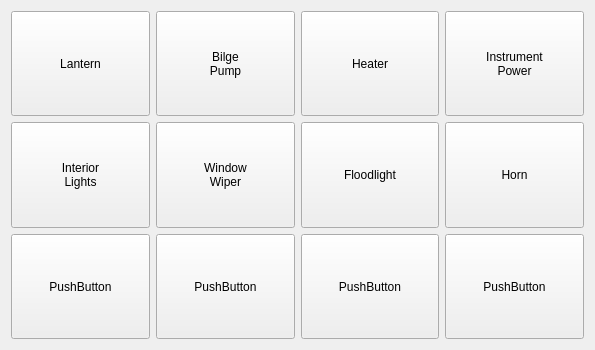
Above: WDguiBoat/WDguiBoat/hmi/instrumentform.ui from geirwanvik/WDrov before the change. Below: the same form after it.
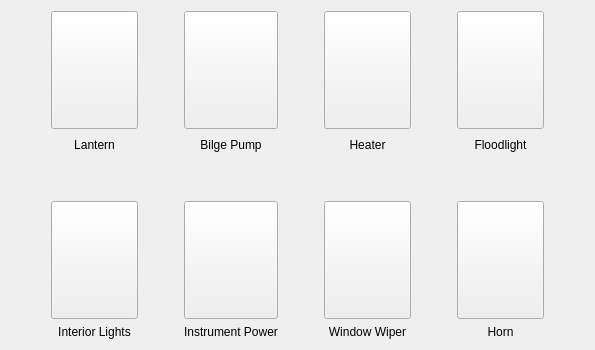
That is the form after the change.

Commit message: Changed button panel and removed toolbar

Diff of the .ui file:
```diff
--- a/WDguiBoat/WDguiBoat/hmi/instrumentform.ui
+++ b/WDguiBoat/WDguiBoat/hmi/instrumentform.ui
@@ -14,9 +14,41 @@
    <string>Form</string>
   </property>
   <layout class="QGridLayout" name="gridLayout">
-   <item row="2" column="4">
-    <widget class="QPushButton" name="pushButton_6">
+   <item row="2" column="7">
+    <widget class="QLabel" name="label_4">
      <property name="sizePolicy">
+      <sizepolicy hsizetype="Preferred" vsizetype="Fixed">
+       <horstretch>0</horstretch>
+       <verstretch>0</verstretch>
+      </sizepolicy>
+     </property>
+     <property name="text">
+      <string>Floodlight</string>
+     </property>
+     <property name="alignment">
+      <set>Qt::AlignHCenter|Qt::AlignTop</set>
+     </property>
+    </widget>
+   </item>
+   <item row="0" column="2">
+    <spacer name="horizontalSpacer">
+     <property name="orientation">
+      <enum>Qt::Horizontal</enum>
+     </property>
+     <property name="sizeType">
+      <enum>QSizePolicy::Preferred</enum>
+     </property>
+     <property name="sizeHint" stdset="0">
+      <size>
+       <width>40</width>
+       <height>20</height>
+      </size>
+     </property>
+    </spacer>
+   </item>
+   <item row="4" column="5">
+    <widget class="QPushButton" name="pushButtonWindowWiper">
+     <property name="sizePolicy">
       <sizepolicy hsizetype="Preferred" vsizetype="Preferred">
        <horstretch>0</horstretch>
        <verstretch>0</verstretch>
@@ -26,17 +58,173 @@
       <enum>Qt::NoFocus</enum>
      </property>
      <property name="text">
-      <string>PushButton</string>
+      <string/>
      </property>
+     <property name="checkable">
+      <bool>true</bool>
+     </property>
+     <property name="checked">
+      <bool>false</bool>
+     </property>
      <property name="default">
       <bool>false</bool>
+     </property>
+     <property name="flat">
+      <bool>false</bool>
+     </property>
+    </widget>
+   </item>
+   <item row="0" column="6">
+    <spacer name="horizontalSpacer_3">
+     <property name="orientation">
+      <enum>Qt::Horizontal</enum>
+     </property>
+     <property name="sizeType">
+      <enum>QSizePolicy::Preferred</enum>
+     </property>
+     <property name="sizeHint" stdset="0">
+      <size>
+       <width>40</width>
+       <height>20</height>
+      </size>
+     </property>
+    </spacer>
+   </item>
+   <item row="2" column="0">
+    <spacer name="horizontalSpacer_5">
+     <property name="orientation">
+      <enum>Qt::Horizontal</enum>
+     </property>
+     <property name="sizeType">
+      <enum>QSizePolicy::Preferred</enum>
+     </property>
+     <property name="sizeHint" stdset="0">
+      <size>
+       <width>40</width>
+       <height>20</height>
+      </size>
+     </property>
+    </spacer>
+   </item>
+   <item row="0" column="4">
+    <spacer name="horizontalSpacer_2">
+     <property name="orientation">
+      <enum>Qt::Horizontal</enum>
+     </property>
+     <property name="sizeType">
+      <enum>QSizePolicy::Preferred</enum>
+     </property>
+     <property name="sizeHint" stdset="0">
+      <size>
+       <width>40</width>
+       <height>20</height>
+      </size>
+     </property>
+    </spacer>
+   </item>
+   <item row="0" column="7">
+    <widget class="QPushButton" name="pushButtonFloodlight">
+     <property name="sizePolicy">
+      <sizepolicy hsizetype="Preferred" vsizetype="Preferred">
+       <horstretch>0</horstretch>
+       <verstretch>0</verstretch>
+      </sizepolicy>
+     </property>
+     <property name="focusPolicy">
+      <enum>Qt::NoFocus</enum>
+     </property>
+     <property name="text">
+      <string/>
+     </property>
+     <property name="default">
+      <bool>false</bool>
+     </property>
+    </widget>
+   </item>
+   <item row="5" column="7">
+    <widget class="QLabel" name="label_8">
+     <property name="sizePolicy">
+      <sizepolicy hsizetype="Preferred" vsizetype="Fixed">
+       <horstretch>0</horstretch>
+       <verstretch>0</verstretch>
+      </sizepolicy>
+     </property>
+     <property name="text">
+      <string>Horn</string>
+     </property>
+     <property name="alignment">
+      <set>Qt::AlignHCenter|Qt::AlignTop</set>
+     </property>
+    </widget>
+   </item>
+   <item row="5" column="5">
+    <widget class="QLabel" name="label_7">
+     <property name="sizePolicy">
+      <sizepolicy hsizetype="Preferred" vsizetype="Fixed">
+       <horstretch>0</horstretch>
+       <verstretch>0</verstretch>
+      </sizepolicy>
+     </property>
+     <property name="text">
+      <string>Window Wiper</string>
+     </property>
+     <property name="alignment">
+      <set>Qt::AlignHCenter|Qt::AlignTop</set>
+     </property>
+    </widget>
+   </item>
+   <item row="5" column="3">
+    <widget class="QLabel" name="label_6">
+     <property name="sizePolicy">
+      <sizepolicy hsizetype="Preferred" vsizetype="Fixed">
+       <horstretch>0</horstretch>
+       <verstretch>0</verstretch>
+      </sizepolicy>
+     </property>
+     <property name="text">
+      <string>Instrument Power</string>
+     </property>
+     <property name="alignment">
+      <set>Qt::AlignHCenter|Qt::AlignTop</set>
+     </property>
+    </widget>
+   </item>
+   <item row="5" column="1">
+    <widget class="QLabel" name="label_5">
+     <property name="sizePolicy">
+      <sizepolicy hsizetype="Preferred" vsizetype="Fixed">
+       <horstretch>0</horstretch>
+       <verstretch>0</verstretch>
+      </sizepolicy>
+     </property>
+     <property name="text">
+      <string>Interior Lights</string>
+     </property>
+     <property name="alignment">
+      <set>Qt::AlignHCenter|Qt::AlignTop</set>
+     </property>
+    </widget>
+   </item>
+   <item row="2" column="5">
+    <widget class="QLabel" name="label_3">
+     <property name="sizePolicy">
+      <sizepolicy hsizetype="Preferred" vsizetype="Fixed">
+       <horstretch>0</horstretch>
+       <verstretch>0</verstretch>
+      </sizepolicy>
+     </property>
+     <property name="text">
+      <string>Heater</string>
+     </property>
+     <property name="alignment">
+      <set>Qt::AlignHCenter|Qt::AlignTop</set>
      </property>
     </widget>
    </item>
    <item row="2" column="3">
-    <widget class="QPushButton" name="pushButton_5">
+    <widget class="QLabel" name="label_2">
      <property name="sizePolicy">
-      <sizepolicy hsizetype="Preferred" vsizetype="Preferred">
+      <sizepolicy hsizetype="Preferred" vsizetype="Fixed">
        <horstretch>0</horstretch>
        <verstretch>0</verstretch>
       </sizepolicy>
@@ -45,26 +233,17 @@
       <enum>Qt::NoFocus</enum>
      </property>
      <property name="text">
-      <string>PushButton</string>
+      <string>Bilge Pump</string>
      </property>
-     <property name="checkable">
-      <bool>true</bool>
-     </property>
-     <property name="checked">
-      <bool>false</bool>
-     </property>
-     <property name="default">
-      <bool>false</bool>
-     </property>
-     <property name="flat">
-      <bool>false</bool>
+     <property name="alignment">
+      <set>Qt::AlignHCenter|Qt::AlignTop</set>
      </property>
     </widget>
    </item>
    <item row="2" column="1">
-    <widget class="QPushButton" name="pushButton_2">
+    <widget class="QLabel" name="label">
      <property name="sizePolicy">
-      <sizepolicy hsizetype="Preferred" vsizetype="Preferred">
+      <sizepolicy hsizetype="Preferred" vsizetype="Fixed">
        <horstretch>0</horstretch>
        <verstretch>0</verstretch>
       </sizepolicy>
@@ -73,24 +252,31 @@
       <enum>Qt::NoFocus</enum>
      </property>
      <property name="text">
-      <string>PushButton</string>
+      <string>Lantern</string>
      </property>
-     <property name="checkable">
-      <bool>true</bool>
+     <property name="alignment">
+      <set>Qt::AlignHCenter|Qt::AlignTop</set>
      </property>
-     <property name="checked">
-      <bool>false</bool>
+    </widget>
+   </item>
+   <item row="2" column="8">
+    <spacer name="horizontalSpacer_4">
+     <property name="orientation">
+      <enum>Qt::Horizontal</enum>
      </property>
-     <property name="default">
-      <bool>false</bool>
+     <property name="sizeType">
+      <enum>QSizePolicy::Preferred</enum>
      </property>
-     <property name="flat">
-      <bool>false</bool>
+     <property name="sizeHint" stdset="0">
+      <size>
+       <width>40</width>
+       <height>20</height>
+      </size>
      </property>
-    </widget>
+    </spacer>
    </item>
-   <item row="2" column="0">
-    <widget class="QPushButton" name="pushButton">
+   <item row="4" column="1">
+    <widget class="QPushButton" name="pushButtonInteriorLights">
      <property name="sizePolicy">
       <sizepolicy hsizetype="Preferred" vsizetype="Preferred">
        <horstretch>0</horstretch>
@@ -101,7 +287,7 @@
       <enum>Qt::NoFocus</enum>
      </property>
      <property name="text">
-      <string>PushButton</string>
+      <string/>
      </property>
      <property name="checkable">
       <bool>true</bool>
@@ -117,7 +303,7 @@
      </property>
     </widget>
    </item>
-   <item row="0" column="1">
+   <item row="0" column="3">
     <widget class="QPushButton" name="pushButtonBilgePump">
      <property name="sizePolicy">
       <sizepolicy hsizetype="Preferred" vsizetype="Preferred">
@@ -129,8 +315,7 @@
       <enum>Qt::NoFocus</enum>
      </property>
      <property name="text">
-      <string>Bilge
-Pump</string>
+      <string/>
      </property>
      <property name="checkable">
       <bool>true</bool>
@@ -146,36 +331,7 @@
      </property>
     </widget>
    </item>
-   <item row="1" column="1">
-    <widget class="QPushButton" name="pushButtonWindowWiper">
-     <property name="sizePolicy">
-      <sizepolicy hsizetype="Preferred" vsizetype="Preferred">
-       <horstretch>0</horstretch>
-       <verstretch>0</verstretch>
-      </sizepolicy>
-     </property>
-     <property name="focusPolicy">
-      <enum>Qt::NoFocus</enum>
-     </property>
-     <property name="text">
-      <string>Window
-Wiper</string>
-     </property>
-     <property name="checkable">
-      <bool>true</bool>
-     </property>
-     <property name="checked">
-      <bool>false</bool>
-     </property>
-     <property name="default">
-      <bool>false</bool>
-     </property>
-     <property name="flat">
-      <bool>false</bool>
-     </property>
-    </widget>
-   </item>
-   <item row="0" column="4">
+   <item row="4" column="3">
     <widget class="QPushButton" name="pushButtonInstruments">
      <property name="sizePolicy">
       <sizepolicy hsizetype="Preferred" vsizetype="Preferred">
@@ -187,8 +343,7 @@
       <enum>Qt::NoFocus</enum>
      </property>
      <property name="text">
-      <string>Instrument
-Power</string>
+      <string/>
      </property>
      <property name="autoDefault">
       <bool>false</bool>
@@ -201,7 +356,7 @@
      </property>
     </widget>
    </item>
-   <item row="0" column="3">
+   <item row="0" column="5">
     <widget class="QPushButton" name="pushButtonHeater">
      <property name="sizePolicy">
       <sizepolicy hsizetype="Preferred" vsizetype="Preferred">
@@ -213,7 +368,7 @@
       <enum>Qt::NoFocus</enum>
      </property>
      <property name="text">
-      <string>Heater</string>
+      <string/>
      </property>
      <property name="checkable">
       <bool>true</bool>
@@ -229,64 +384,7 @@
      </property>
     </widget>
    </item>
-   <item row="1" column="0">
-    <widget class="QPushButton" name="pushButtonInteriorLights">
-     <property name="sizePolicy">
-      <sizepolicy hsizetype="Preferred" vsizetype="Preferred">
-       <horstretch>0</horstretch>
-       <verstretch>0</verstretch>
-      </sizepolicy>
-     </property>
-     <property name="focusPolicy">
-      <enum>Qt::NoFocus</enum>
-     </property>
-     <property name="text">
-      <string>Interior
-Lights</string>
-     </property>
-     <property name="checkable">
-      <bool>true</bool>
-     </property>
-     <property name="checked">
-      <bool>false</bool>
-     </property>
-     <property name="default">
-      <bool>false</bool>
-     </property>
-     <property name="flat">
-      <bool>false</bool>
-     </property>
-    </widget>
-   </item>
-   <item row="0" column="0">
-    <widget class="QPushButton" name="pushButtonLatern">
-     <property name="sizePolicy">
-      <sizepolicy hsizetype="Preferred" vsizetype="Preferred">
-       <horstretch>0</horstretch>
-       <verstretch>0</verstretch>
-      </sizepolicy>
-     </property>
-     <property name="focusPolicy">
-      <enum>Qt::NoFocus</enum>
-     </property>
-     <property name="text">
-      <string>Lantern</string>
-     </property>
-     <property name="checkable">
-      <bool>true</bool>
-     </property>
-     <property name="checked">
-      <bool>false</bool>
-     </property>
-     <property name="default">
-      <bool>false</bool>
-     </property>
-     <property name="flat">
-      <bool>false</bool>
-     </property>
-    </widget>
-   </item>
-   <item row="1" column="4">
+   <item row="4" column="7">
     <widget class="QPushButton" name="pushButtonHorn">
      <property name="sizePolicy">
       <sizepolicy hsizetype="Preferred" vsizetype="Preferred">
@@ -298,7 +396,7 @@
       <enum>Qt::NoFocus</enum>
      </property>
      <property name="text">
-      <string>Horn</string>
+      <string/>
      </property>
      <property name="checkable">
       <bool>true</bool>
@@ -314,8 +412,8 @@
      </property>
     </widget>
    </item>
-   <item row="1" column="3">
-    <widget class="QPushButton" name="pushButtonFloodlight">
+   <item row="0" column="1">
+    <widget class="QPushButton" name="pushButtonLatern">
      <property name="sizePolicy">
       <sizepolicy hsizetype="Preferred" vsizetype="Preferred">
        <horstretch>0</horstretch>
@@ -326,13 +424,38 @@
       <enum>Qt::NoFocus</enum>
      </property>
      <property name="text">
-      <string>Floodlight</string>
+      <string/>
+     </property>
+     <property name="checkable">
+      <bool>true</bool>
+     </property>
+     <property name="checked">
+      <bool>false</bool>
      </property>
      <property name="default">
       <bool>false</bool>
      </property>
+     <property name="flat">
+      <bool>false</bool>
+     </property>
     </widget>
    </item>
+   <item row="3" column="1">
+    <spacer name="verticalSpacer">
+     <property name="orientation">
+      <enum>Qt::Vertical</enum>
+     </property>
+     <property name="sizeType">
+      <enum>QSizePolicy::Preferred</enum>
+     </property>
+     <property name="sizeHint" stdset="0">
+      <size>
+       <width>20</width>
+       <height>40</height>
+      </size>
+     </property>
+    </spacer>
+   </item>
   </layout>
  </widget>
  <resources/>
```
Left out of the diff: 6 changed lines with no effect on the pictures. The commit also changes 5 other files.
